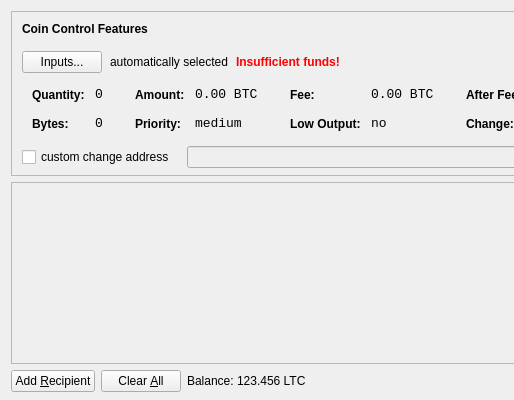
Above: src/qt/forms/sendcoinsdialog.ui from ojetecoin/ojetecoin before the change; both pictures show x 0 to 514 and y 0 to 400 of the 850 by 400 pixel window. Below: the same form after it.
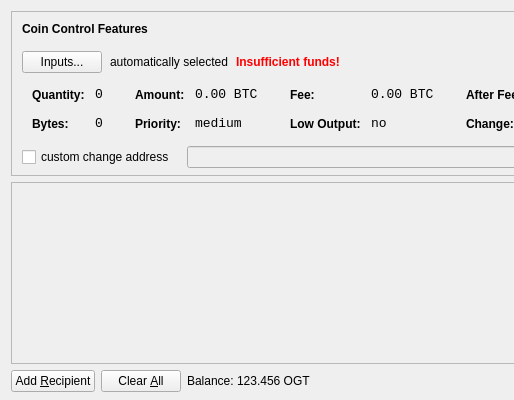
That is the form after the change. Icons and pictures are not drawn.

```diff
--- a/src/qt/forms/sendcoinsdialog.ui
+++ b/src/qt/forms/sendcoinsdialog.ui
@@ -720,7 +720,7 @@
           <cursorShape>IBeamCursor</cursorShape>
          </property>
          <property name="text">
-          <string>123.456 LTC</string>
+          <string>123.456 OGT</string>
          </property>
          <property name="textInteractionFlags">
           <set>Qt::LinksAccessibleByMouse|Qt::TextSelectableByKeyboard|Qt::TextSelectableByMouse</set>
```
